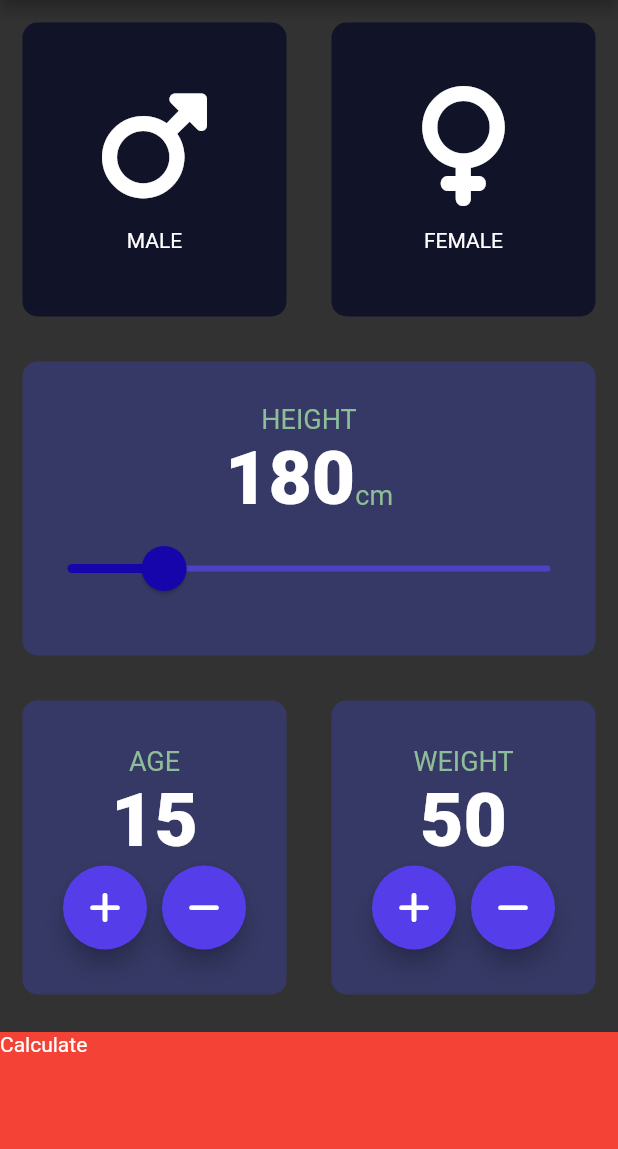
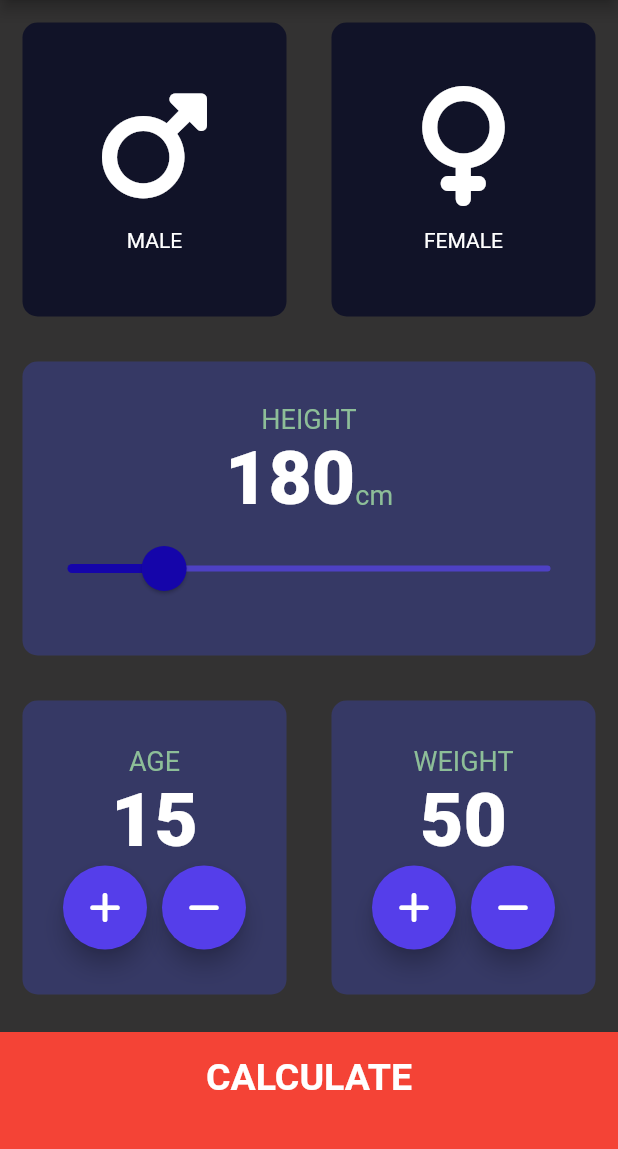
Before and after one commit to musyimi/bmi, a Flutter app: the screen it shows after launch, on a phone screen of 412 x 824 dp, the part 84-1233 px from its top. Run offline on Flutter 3.47's test engine with Material 2 defaults, Android fonts, the phone set to English and light mode, and no system bars; our stand-ins replace font_awesome_flutter.

Commit message:
extracted bottom_button to its own file and implemented navigation

```diff
--- a/lib/Input_page.dart
+++ b/lib/Input_page.dart
@@ -4,6 +4,8 @@ import 'package:font_awesome_flutter/font_awesome_flutter.dart';
 import 'icon_content.dart';
 import 'reusable_card.dart';
 import 'constants.dart';
+import 'bottom_button.dart';
+import 'round_icon_button.dart';
 
 enum Gender {
   male,
@@ -208,43 +210,19 @@ class _InputPageState extends State<InputPage> {
               ],
             ),
           ),
-          GestureDetector(
+          BottomButton(
+            buttonTitle: 'CALCULATE',
             onTap: () {
-              Navigator.push(context,
-                  MaterialPageRoute(builder: (context) => ResultsPage()));
+              Navigator.push(
+                context,
+                MaterialPageRoute(
+                  builder: (context) => ResultsPage(),
+                ),
+              );
             },
-            child: Container(
-              child: Text('Calculate'),
-              color: Colors.red,
-              margin: EdgeInsets.only(top: 10.0),
-              width: double.infinity,
-              height: 80.0,
-            ),
           ),
         ],
       ),
     );
   }
 }
-
-class RoundIconButton extends StatelessWidget {
-  RoundIconButton({required this.icon, required this.onPressed});
-
-  final IconData? icon;
-  final Function()? onPressed;
-
-  @override
-  Widget build(BuildContext context) {
-    return RawMaterialButton(
-      child: Icon(icon),
-      onPressed: onPressed,
-      elevation: 6.0,
-      constraints: BoxConstraints.tightFor(
-        width: 56.0,
-        height: 56.0,
-      ),
-      shape: CircleBorder(),
-      fillColor: Color(0xFF553EEA),
-    );
-  }
-}
--- /dev/null
+++ b/lib/bottom_button.dart
@@ -0,0 +1,29 @@
+import 'package:flutter/material.dart';
+import 'constants.dart';
+
+class BottomButton extends StatelessWidget {
+  BottomButton({required this.onTap, required this.buttonTitle});
+
+  final Function()? onTap;
+  final String buttonTitle;
+
+  @override
+  Widget build(BuildContext context) {
+    return GestureDetector(
+      onTap: onTap,
+      child: Container(
+        child: Center(
+          child: Text(
+            buttonTitle,
+            style: kLargeButtonTextStyle,
+          ),
+        ),
+        color: Colors.red,
+        margin: EdgeInsets.only(top: 10.0),
+        padding: EdgeInsets.only(bottom: 20.0),
+        width: double.infinity,
+        height: 80.0,
+      ),
+    );
+  }
+}
--- a/lib/constants.dart
+++ b/lib/constants.dart
@@ -12,3 +12,23 @@ const kNumberTextStyle = TextStyle(
   fontSize: 50.0,
   fontWeight: FontWeight.w900,
 );
+
+const kLargeButtonTextStyle = TextStyle(
+  fontSize: 25.0,
+  fontWeight: FontWeight.bold,
+);
+
+const kTitleTextStyle = TextStyle(
+  fontSize: 50.0,
+  fontWeight: FontWeight.bold,
+);
+
+const kResultTextStyle =
+    TextStyle(color: Colors.green, fontSize: 22.0, fontWeight: FontWeight.bold);
+
+const kBMITextStyle = TextStyle(
+  fontSize: 100.0,
+  fontWeight: FontWeight.bold,
+);
+
+const kBodyTextStyle = TextStyle(fontSize: 22.0);
--- /dev/null
+++ b/lib/round_icon_button.dart
@@ -0,0 +1,23 @@
+import 'package:flutter/material.dart';
+
+class RoundIconButton extends StatelessWidget {
+  RoundIconButton({required this.icon, required this.onPressed});
+
+  final IconData? icon;
+  final Function()? onPressed;
+
+  @override
+  Widget build(BuildContext context) {
+    return RawMaterialButton(
+      child: Icon(icon),
+      onPressed: onPressed,
+      elevation: 6.0,
+      constraints: BoxConstraints.tightFor(
+        width: 56.0,
+        height: 56.0,
+      ),
+      shape: CircleBorder(),
+      fillColor: Color(0xFF553EEA),
+    );
+  }
+}
```
Also changed, not shown: lib/results_page.dart (+48 -1 lines).
